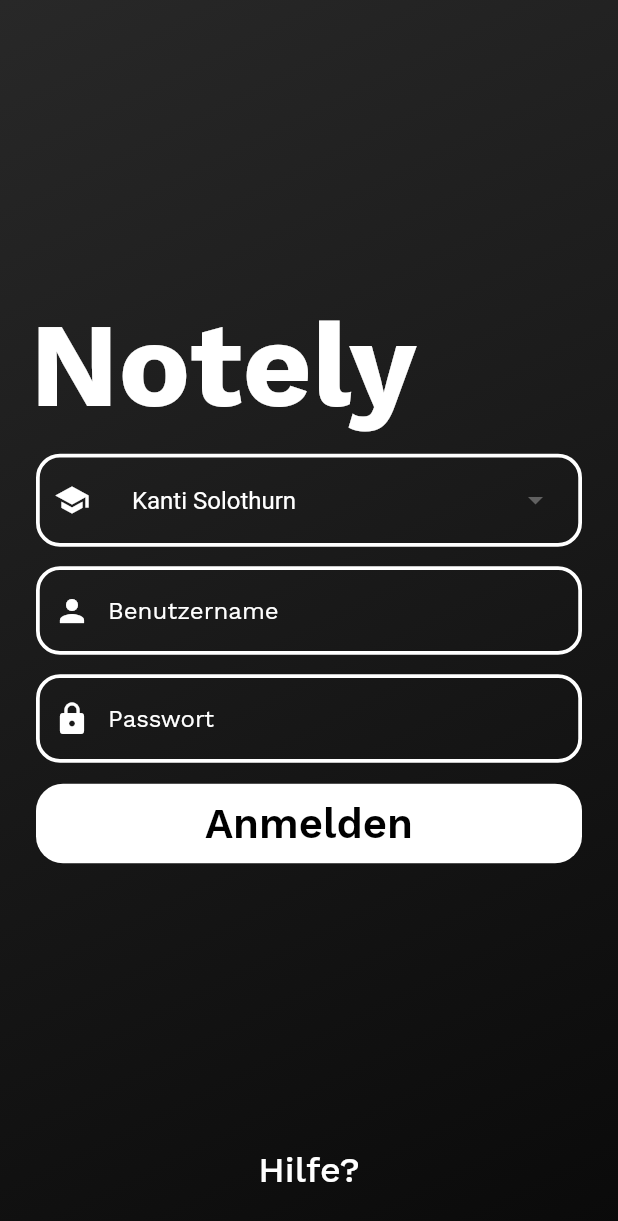
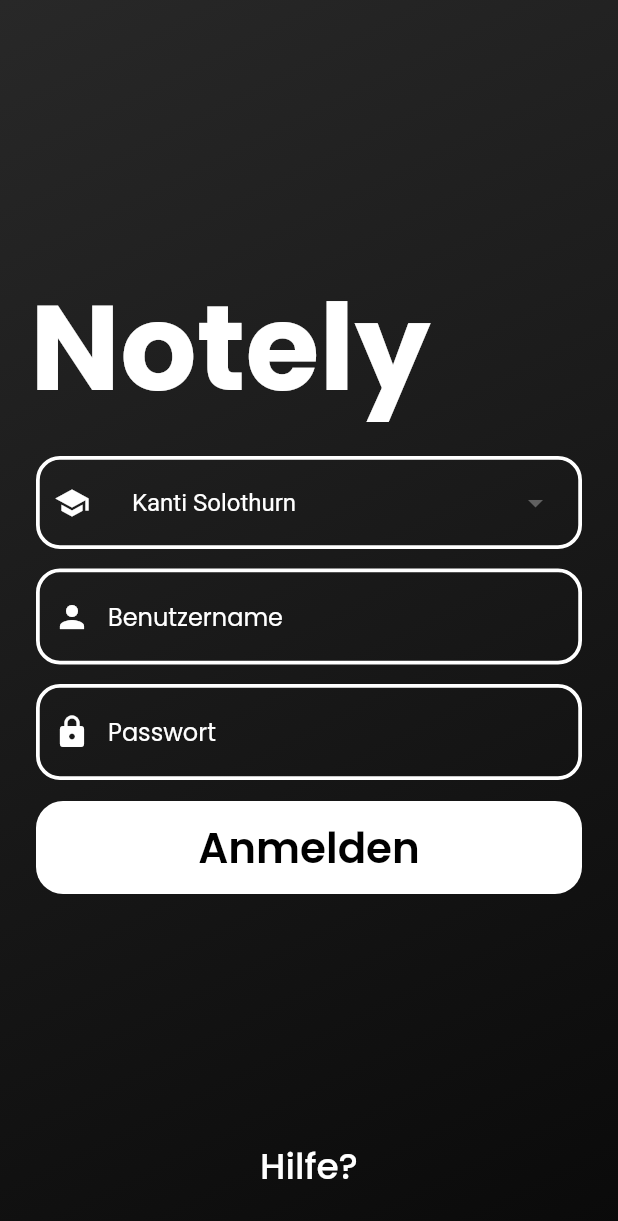
Before and after one commit to thilojaeggi/notely, a Flutter app: the screen it shows after launch, on a phone screen of 412 x 824 dp. Shown: the top 1221 px of the screen. Run offline on Flutter 3.47's test engine with Material 2 defaults, Android fonts, the phone set to English and light mode, and no system bars; our stand-ins replace auto_size_text, date_picker_timeline, device_info_plus, dropdown_button2, fl_chart, flutter_secure_storage and 5 more; missing offline and left inert: day_night_switcher, fl_toast, flutter_inappwebview, mailto.

Commit message:
Switching from WorkSans Font to Poppins

```diff
--- a/lib/config/style.dart
+++ b/lib/config/style.dart
@@ -4,7 +4,7 @@ class Styles {
   static ThemeData themeData(bool isDarkTheme, BuildContext context) {
     return ThemeData(
         useMaterial3: false,
-        fontFamily: "WorkSans",
+        fontFamily: "Poppins",
         primaryColor: isDarkTheme ? Colors.black : Colors.white,
         indicatorColor: isDarkTheme ? Color(0xff0E1D36) : Color(0xffCBDCF8),
         hintColor: isDarkTheme ? Color(0xff280C0B) : Color(0xffEECED3),
```
Also changed, not shown: pubspec.yaml (+10 -10 lines), fonts/Poppins-Black.ttf (added), fonts/Poppins-Bold.ttf (added), fonts/Poppins-ExtraBold.ttf (added), fonts/Poppins-ExtraLight.ttf (added), fonts/Poppins-Light.ttf (added), fonts/Poppins-Medium.ttf (added), fonts/Poppins-Regular.ttf (added), fonts/Poppins-SemiBold.ttf (added), fonts/Poppins-Thin.ttf (added).
